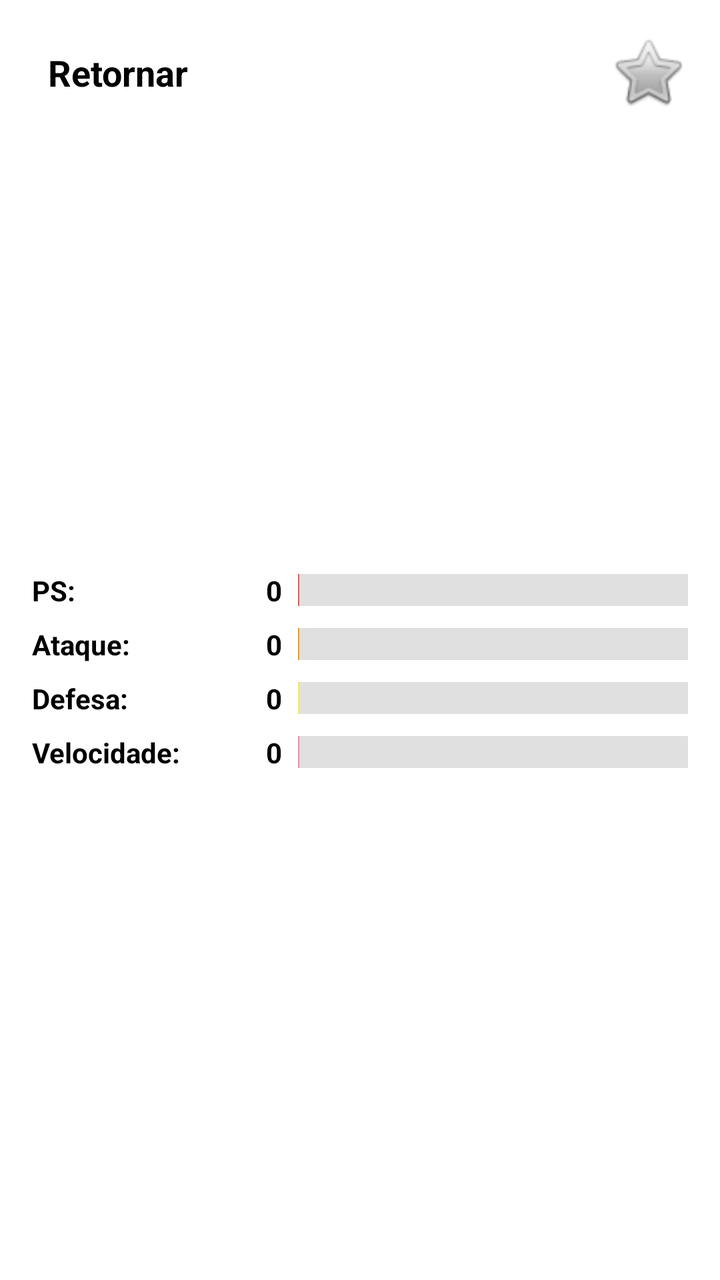
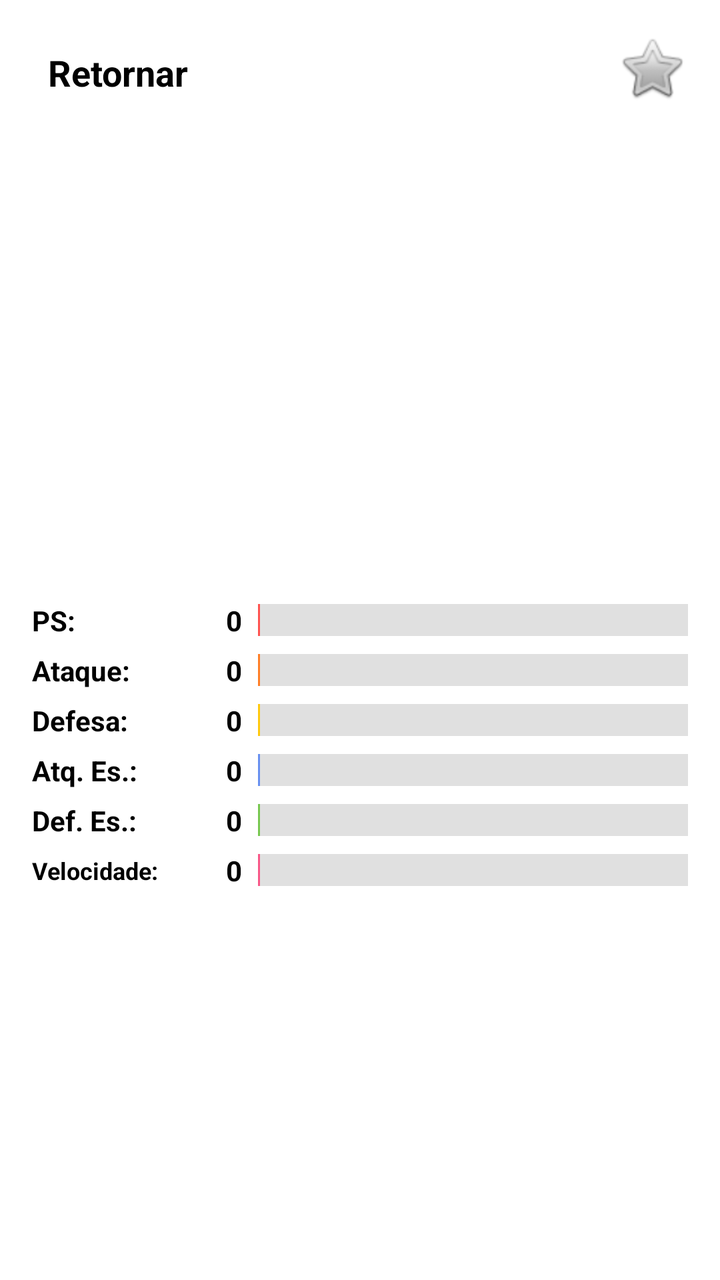

Two renders of the same Android screen: before a commit and after it. Below are the layout's source before the change and the commit's diff.
<!-- AndroidManifest.xml: application theme Theme.PokeGuide -->
<!-- res/layout/fragment_detail.xml -->
<?xml version="1.0" encoding="utf-8"?>
<androidx.constraintlayout.widget.ConstraintLayout
    xmlns:android="http://schemas.android.com/apk/res/android"
    xmlns:app="http://schemas.android.com/apk/res-auto"
    android:layout_width="match_parent"
    android:layout_height="match_parent"
    android:background="@color/white"
    android:padding="16dp">

    
    
    <TextView
        android:id="@+id/tvBack"
        android:layout_width="wrap_content"
        android:layout_height="wrap_content"
        android:text="@string/btn_retornar"
        android:textSize="18sp"
        android:textColor="@color/black"
        android:textStyle="bold"
        android:padding="8dp"
        android:clickable="true"
        android:focusable="true"
        app:layout_constraintStart_toStartOf="parent"
        app:layout_constraintTop_toTopOf="parent" />

    
    <ImageView
        android:id="@+id/ivFavorite"
        android:layout_width="40dp"
        android:layout_height="40dp"
        android:src="@android:drawable/btn_star_big_off"
        app:layout_constraintEnd_toEndOf="parent"
        app:layout_constraintTop_toTopOf="parent" />

    
    <ImageView
        android:id="@+id/ivPokemonDetail"
        android:layout_width="160dp"
        android:layout_height="160dp"
        android:layout_marginTop="16dp"
        app:layout_constraintEnd_toEndOf="parent"
        app:layout_constraintStart_toStartOf="parent"
        app:layout_constraintTop_toBottomOf="@+id/tvBack" />

    
    <TextView
        android:id="@+id/tvPokemonNameDetail"
        android:layout_width="wrap_content"
        android:layout_height="wrap_content"
        android:textSize="22sp"
        android:textStyle="bold"
        android:textColor="@color/black"
        app:layout_constraintEnd_toEndOf="parent"
        app:layout_constraintStart_toStartOf="parent"
        app:layout_constraintTop_toBottomOf="@+id/ivPokemonDetail" />

    
    <LinearLayout
        android:layout_width="0dp"
        android:layout_height="wrap_content"
        android:layout_marginTop="24dp"
        android:orientation="vertical"
        app:layout_constraintEnd_toEndOf="parent"
        app:layout_constraintStart_toStartOf="parent"
        app:layout_constraintTop_toBottomOf="@+id/tvPokemonNameDetail">

        
        <LinearLayout
            android:layout_width="match_parent"
            android:layout_height="wrap_content"
            android:orientation="horizontal"
            android:gravity="center_vertical"
            android:layout_marginBottom="8dp">

            <TextView
                android:layout_width="90dp"
                android:layout_height="wrap_content"
                android:text="@string/label_ps"
                android:textStyle="bold"
                android:textColor="@color/black"/>

            
            <TextView
                android:id="@+id/tvHpValue"
                android:layout_width="35dp"
                android:layout_height="wrap_content"
                android:text="0"
                android:textSize="14sp"
                android:textStyle="bold"
                android:textColor="@color/black"
                android:gravity="end"
                android:layout_marginEnd="8dp"/>

            
            <LinearLayout
                android:layout_width="0dp"
                android:layout_height="16dp"
                android:layout_weight="1"
                android:background="#E0E0E0"
                android:weightSum="200"
                android:orientation="horizontal">

                <View
                    android:id="@+id/viewHpBar"
                    android:layout_width="0dp"
                    android:layout_height="match_parent"
                    android:layout_weight="1"
                    android:background="@color/stat_ps"/>
            </LinearLayout>
        </LinearLayout>

        
        <LinearLayout
            android:layout_width="match_parent"
            android:layout_height="wrap_content"
            android:orientation="horizontal"
            android:gravity="center_vertical"
            android:layout_marginBottom="8dp">

            <TextView
                android:layout_width="90dp"
                android:layout_height="wrap_content"
                android:text="@string/label_ataque"
                android:textStyle="bold"
                android:textColor="@color/black"/>

            <TextView
                android:id="@+id/tvAttackValue"
                android:layout_width="35dp"
                android:layout_height="wrap_content"
                android:text="0"
                android:textSize="14sp"
                android:textStyle="bold"
                android:textColor="@color/black"
                android:gravity="end"
                android:layout_marginEnd="8dp"/>

            <LinearLayout
                android:layout_width="0dp"
                android:layout_height="16dp"
                android:layout_weight="1"
                android:background="#E0E0E0"
                android:weightSum="200"
                android:orientation="horizontal">

                <View
                    android:id="@+id/viewAttackBar"
                    android:layout_width="0dp"
                    android:layout_height="match_parent"
                    android:layout_weight="1"
                    android:background="@color/stat_ataque"/>
            </LinearLayout>
        </LinearLayout>

        
        <LinearLayout
            android:layout_width="match_parent"
            android:layout_height="wrap_content"
            android:orientation="horizontal"
            android:gravity="center_vertical"
            android:layout_marginBottom="8dp">

            <TextView
                android:layout_width="90dp"
                android:layout_height="wrap_content"
                android:text="@string/label_defesa"
                android:textStyle="bold"
                android:textColor="@color/black"/>

            <TextView
                android:id="@+id/tvDefenseValue"
                android:layout_width="35dp"
                android:layout_height="wrap_content"
                android:text="0"
                android:textSize="14sp"
                android:textStyle="bold"
                android:textColor="@color/black"
                android:gravity="end"
                android:layout_marginEnd="8dp"/>


            <LinearLayout
                android:layout_width="0dp"
                android:layout_height="16dp"
                android:layout_weight="1"
                android:background="#E0E0E0"
                android:weightSum="200"
                android:orientation="horizontal">

                <View
                    android:id="@+id/viewDefenseBar"
                    android:layout_width="0dp"
                    android:layout_height="match_parent"
                    android:layout_weight="1"
                    android:background="@color/stat_defesa"/>
            </LinearLayout>
        </LinearLayout>

        
        <LinearLayout
            android:layout_width="match_parent"
            android:layout_height="wrap_content"
            android:orientation="horizontal"
            android:gravity="center_vertical">

            <TextView
                android:layout_width="90dp"
                android:layout_height="wrap_content"
                android:text="@string/label_velocidade"
                android:textStyle="bold"
                android:textColor="@color/black"/>

            <TextView
                android:id="@+id/tvSpeedValue"
                android:layout_width="35dp"
                android:layout_height="wrap_content"
                android:text="0"
                android:textSize="14sp"
                android:textStyle="bold"
                android:textColor="@color/black"
                android:gravity="end"
                android:layout_marginEnd="8dp"/>

            <LinearLayout
                android:layout_width="0dp"
                android:layout_height="16dp"
                android:layout_weight="1"
                android:background="#E0E0E0"
                android:weightSum="200"
                android:orientation="horizontal">

                <View
                    android:id="@+id/viewSpeedBar"
                    android:layout_width="0dp"
                    android:layout_height="match_parent"
                    android:layout_weight="1"
                    android:background="@color/stat_velocidade"/>
            </LinearLayout>
        </LinearLayout>

    </LinearLayout>

</androidx.constraintlayout.widget.ConstraintLayout>
<!-- resources referenced by this layout -->
<resources>
  <color name="black">#FF000000</color>
  <color name="stat_ataque">#FF9800</color>
  <color name="stat_defesa">#FFEB3B</color>
  <color name="stat_ps">#FF5252</color>
  <color name="stat_velocidade">#FF80AB</color>
  <color name="white">#FFFFFFFF</color>
  <string name="btn_retornar">Retornar</string>
  <string name="label_ataque">Ataque:</string>
  <string name="label_defesa">Defesa:</string>
  <string name="label_ps">PS:</string>
  <string name="label_velocidade">Velocidade:</string>
  <style name="Theme.PokeGuide" parent="Base.Theme.PokeGuide" />
  <style name="Base.Theme.PokeGuide" parent="Theme.Material3.DayNight.NoActionBar">
          
          
      </style>
</resources>

<!-- the commit's change to res/layout/fragment_detail.xml (unified diff, before → after) -->
@@ -8,26 +8,22 @@
     android:padding="16dp">
 
     
-    
     <TextView
         android:id="@+id/tvBack"
         android:layout_width="wrap_content"
         android:layout_height="wrap_content"
-        android:text="@string/btn_retornar"
+        android:text="Retornar"
         android:textSize="18sp"
+        android:textStyle="bold"
         android:textColor="@color/black"
-        android:textStyle="bold"
         android:padding="8dp"
-        android:clickable="true"
-        android:focusable="true"
         app:layout_constraintStart_toStartOf="parent"
         app:layout_constraintTop_toTopOf="parent" />
 
-    
     <ImageView
         android:id="@+id/ivFavorite"
-        android:layout_width="40dp"
-        android:layout_height="40dp"
+        android:layout_width="36dp"
+        android:layout_height="36dp"
         android:src="@android:drawable/btn_star_big_off"
         app:layout_constraintEnd_toEndOf="parent"
         app:layout_constraintTop_toTopOf="parent" />
@@ -35,206 +31,96 @@
     
     <ImageView
         android:id="@+id/ivPokemonDetail"
-        android:layout_width="160dp"
-        android:layout_height="160dp"
-        android:layout_marginTop="16dp"
+        android:layout_width="180dp"
+        android:layout_height="180dp"
         app:layout_constraintEnd_toEndOf="parent"
         app:layout_constraintStart_toStartOf="parent"
         app:layout_constraintTop_toBottomOf="@+id/tvBack" />
 
     
+    <LinearLayout
+        android:id="@+id/containerTypes"
+        android:layout_width="wrap_content"
+        android:layout_height="wrap_content"
+        android:orientation="horizontal"
+        android:layout_marginTop="8dp"
+        app:layout_constraintEnd_toEndOf="parent"
+        app:layout_constraintStart_toStartOf="parent"
+        app:layout_constraintTop_toBottomOf="@+id/ivPokemonDetail" />
+
     <TextView
         android:id="@+id/tvPokemonNameDetail"
         android:layout_width="wrap_content"
         android:layout_height="wrap_content"
-        android:textSize="22sp"
+        android:textSize="24sp"
         android:textStyle="bold"
         android:textColor="@color/black"
+        android:layout_marginTop="8dp"
         app:layout_constraintEnd_toEndOf="parent"
         app:layout_constraintStart_toStartOf="parent"
-        app:layout_constraintTop_toBottomOf="@+id/ivPokemonDetail" />
+        app:layout_constraintTop_toBottomOf="@+id/containerTypes" />
 
     
     <LinearLayout
         android:layout_width="0dp"
         android:layout_height="wrap_content"
-        android:layout_marginTop="24dp"
+        android:layout_marginTop="16dp"
         android:orientation="vertical"
         app:layout_constraintEnd_toEndOf="parent"
         app:layout_constraintStart_toStartOf="parent"
         app:layout_constraintTop_toBottomOf="@+id/tvPokemonNameDetail">
 
         
-        <LinearLayout
-            android:layout_width="match_parent"
-            android:layout_height="wrap_content"
-            android:orientation="horizontal"
-            android:gravity="center_vertical"
-            android:layout_marginBottom="8dp">
-
-            <TextView
-                android:layout_width="90dp"
-                android:layout_height="wrap_content"
-                android:text="@string/label_ps"
-                android:textStyle="bold"
-                android:textColor="@color/black"/>
-
-            
-            <TextView
-                android:id="@+id/tvHpValue"
-                android:layout_width="35dp"
-                android:layout_height="wrap_content"
-                android:text="0"
-                android:textSize="14sp"
-                android:textStyle="bold"
-                android:textColor="@color/black"
-                android:gravity="end"
-                android:layout_marginEnd="8dp"/>
-
-            
-            <LinearLayout
-                android:layout_width="0dp"
-                android:layout_height="16dp"
-                android:layout_weight="1"
-                android:background="#E0E0E0"
-                android:weightSum="200"
-                android:orientation="horizontal">
-
-                <View
-                    android:id="@+id/viewHpBar"
-                    android:layout_width="0dp"
-                    android:layout_height="match_parent"
-                    android:layout_weight="1"
-                    android:background="@color/stat_ps"/>
+        <LinearLayout android:layout_width="match_parent" android:layout_height="wrap_content" android:orientation="horizontal" android:gravity="center_vertical" android:layout_marginBottom="6dp">
+            <TextView android:layout_width="70dp" android:layout_height="wrap_content" android:text="PS:" android:textStyle="bold" android:textColor="@color/black"/>
+            <TextView android:id="@+id/tvHpValue" android:layout_width="35dp" android:layout_height="wrap_content" android:text="0" android:textStyle="bold" android:textColor="@color/black" android:gravity="end" android:layout_marginEnd="8dp"/>
+            <LinearLayout android:layout_width="0dp" android:layout_height="16dp" android:layout_weight="1" android:background="#E0E0E0" android:weightSum="200" android:orientation="horizontal">
+                <View android:id="@+id/viewHpBar" android:layout_width="0dp" android:layout_height="match_parent" android:layout_weight="1" android:background="#FF5350"/>
             </LinearLayout>
         </LinearLayout>
 
         
-        <LinearLayout
-            android:layout_width="match_parent"
-            android:layout_height="wrap_content"
-            android:orientation="horizontal"
-            android:gravity="center_vertical"
-            android:layout_marginBottom="8dp">
-
-            <TextView
-                android:layout_width="90dp"
-                android:layout_height="wrap_content"
-                android:text="@string/label_ataque"
-                android:textStyle="bold"
-                android:textColor="@color/black"/>
-
-            <TextView
-                android:id="@+id/tvAttackValue"
-                android:layout_width="35dp"
-                android:layout_height="wrap_content"
-                android:text="0"
-                android:textSize="14sp"
-                android:textStyle="bold"
-                android:textColor="@color/black"
-                android:gravity="end"
-                android:layout_marginEnd="8dp"/>
-
-            <LinearLayout
-                android:layout_width="0dp"
-                android:layout_height="16dp"
-                android:layout_weight="1"
-                android:background="#E0E0E0"
-                android:weightSum="200"
-                android:orientation="horizontal">
-
-                <View
-                    android:id="@+id/viewAttackBar"
-                    android:layout_width="0dp"
-                    android:layout_height="match_parent"
-                    android:layout_weight="1"
-                    android:background="@color/stat_ataque"/>
+        <LinearLayout android:layout_width="match_parent" android:layout_height="wrap_content" android:orientation="horizontal" android:gravity="center_vertical" android:layout_marginBottom="6dp">
+            <TextView android:layout_width="70dp" android:layout_height="wrap_content" android:text="Ataque:" android:textStyle="bold" android:textColor="@color/black"/>
+            <TextView android:id="@+id/tvAttackValue" android:layout_width="35dp" android:layout_height="wrap_content" android:text="0" android:textStyle="bold" android:textColor="@color/black" android:gravity="end" android:layout_marginEnd="8dp"/>
+            <LinearLayout android:layout_width="0dp" android:layout_height="16dp" android:layout_weight="1" android:background="#E0E0E0" android:weightSum="200" android:orientation="horizontal">
+                <View android:id="@+id/viewAttackBar" android:layout_width="0dp" android:layout_height="match_parent" android:layout_weight="1" android:background="#FF7F27"/>
             </LinearLayout>
         </LinearLayout>
 
         
-        <LinearLayout
-            android:layout_width="match_parent"
-            android:layout_height="wrap_content"
-            android:orientation="horizontal"
-            android:gravity="center_vertical"
-            android:layout_marginBottom="8dp">
-
-            <TextView
-                android:layout_width="90dp"
-                android:layout_height="wrap_content"
-                android:text="@string/label_defesa"
-                android:textStyle="bold"
-                android:textColor="@color/black"/>
-
-            <TextView
-                android:id="@+id/tvDefenseValue"
-                android:layout_width="35dp"
-                android:layout_height="wrap_content"
-                android:text="0"
-                android:textSize="14sp"
-                android:textStyle="bold"
-                android:textColor="@color/black"
-                android:gravity="end"
-                android:layout_marginEnd="8dp"/>
-
-
-            <LinearLayout
-                android:layout_width="0dp"
-                android:layout_height="16dp"
-                android:layout_weight="1"
-                android:background="#E0E0E0"
-                android:weightSum="200"
-                android:orientation="horizontal">
-
-                <View
-                    android:id="@+id/viewDefenseBar"
-                    android:layout_width="0dp"
-                    android:layout_height="match_parent"
-                    android:layout_weight="1"
-                    android:background="@color/stat_defesa"/>
+        <LinearLayout android:layout_width="match_parent" android:layout_height="wrap_content" android:orientation="horizontal" android:gravity="center_vertical" android:layout_marginBottom="6dp">
+            <TextView android:layout_width="70dp" android:layout_height="wrap_content" android:text="Defesa:" android:textStyle="bold" android:textColor="@color/black"/>
+            <TextView android:id="@+id/tvDefenseValue" android:layout_width="35dp" android:layout_height="wrap_content" android:text="0" android:textStyle="bold" android:textColor="@color/black" android:gravity="end" android:layout_marginEnd="8dp"/>
+            <LinearLayout android:layout_width="0dp" android:layout_height="16dp" android:layout_weight="1" android:background="#E0E0E0" android:weightSum="200" android:orientation="horizontal">
+                <View android:id="@+id/viewDefenseBar" android:layout_width="0dp" android:layout_height="match_parent" android:layout_weight="1" android:background="#FFC90E"/>
             </LinearLayout>
         </LinearLayout>
 
         
-        <LinearLayout
-            android:layout_width="match_parent"
-            android:layout_height="wrap_content"
-            android:orientation="horizontal"
-            android:gravity="center_vertical">
+        <LinearLayout android:layout_width="match_parent" android:layout_height="wrap_content" android:orientation="horizontal" android:gravity="center_vertical" android:layout_marginBottom="6dp">
+            <TextView android:layout_width="70dp" android:layout_height="wrap_content" android:text="Atq. Es.:" android:textStyle="bold" android:textColor="@color/black"/>
+            <TextView android:id="@+id/tvSpAtkValue" android:layout_width="35dp" android:layout_height="wrap_content" android:text="0" android:textStyle="bold" android:textColor="@color/black" android:gravity="end" android:layout_marginEnd="8dp"/>
+            <LinearLayout android:layout_width="0dp" android:layout_height="16dp" android:layout_weight="1" android:background="#E0E0E0" android:weightSum="200" android:orientation="horizontal">
+                <View android:id="@+id/viewSpAtkBar" android:layout_width="0dp" android:layout_height="match_parent" android:layout_weight="1" android:background="#6890F0"/>
+            </LinearLayout>
+        </LinearLayout>
 
-            <TextView
-                android:layout_width="90dp"
-                android:layout_height="wrap_content"
-                android:text="@string/label_velocidade"
-                android:textStyle="bold"
-                android:textColor="@color/black"/>
+        
+        <LinearLayout android:layout_width="match_parent" android:layout_height="wrap_content" android:orientation="horizontal" android:gravity="center_vertical" android:layout_marginBottom="6dp">
+            <TextView android:layout_width="70dp" android:layout_height="wrap_content" android:text="Def. Es.:" android:textStyle="bold" android:textColor="@color/black"/>
+            <TextView android:id="@+id/tvSpDefValue" android:layout_width="35dp" android:layout_height="wrap_content" android:text="0" android:textStyle="bold" android:textColor="@color/black" android:gravity="end" android:layout_marginEnd="8dp"/>
+            <LinearLayout android:layout_width="0dp" android:layout_height="16dp" android:layout_weight="1" android:background="#E0E0E0" android:weightSum="200" android:orientation="horizontal">
+                <View android:id="@+id/viewSpDefBar" android:layout_width="0dp" android:layout_height="match_parent" android:layout_weight="1" android:background="#78C850"/>
+            </LinearLayout>
+        </LinearLayout>
 
-            <TextView
-                android:id="@+id/tvSpeedValue"
-                android:layout_width="35dp"
-                android:layout_height="wrap_content"
-                android:text="0"
-                android:textSize="14sp"
-                android:textStyle="bold"
-                android:textColor="@color/black"
-                android:gravity="end"
-                android:layout_marginEnd="8dp"/>
-
-            <LinearLayout
-                android:layout_width="0dp"
-                android:layout_height="16dp"
-                android:layout_weight="1"
-                android:background="#E0E0E0"
-                android:weightSum="200"
-                android:orientation="horizontal">
-
-                <View
-                    android:id="@+id/viewSpeedBar"
-                    android:layout_width="0dp"
-                    android:layout_height="match_parent"
-                    android:layout_weight="1"
-                    android:background="@color/stat_velocidade"/>
+        
+        <LinearLayout android:layout_width="match_parent" android:layout_height="wrap_content" android:orientation="horizontal" android:gravity="center_vertical">
+            <TextView android:layout_width="70dp" android:layout_height="wrap_content" android:text="Velocidade:" android:textSize="12sp" android:textStyle="bold" android:textColor="@color/black"/>
+            <TextView android:id="@+id/tvSpeedValue" android:layout_width="35dp" android:layout_height="wrap_content" android:text="0" android:textStyle="bold" android:textColor="@color/black" android:gravity="end" android:layout_marginEnd="8dp"/>
+            <LinearLayout android:layout_width="0dp" android:layout_height="16dp" android:layout_weight="1" android:background="#E0E0E0" android:weightSum="200" android:orientation="horizontal">
+                <View android:id="@+id/viewSpeedBar" android:layout_width="0dp" android:layout_height="match_parent" android:layout_weight="1" android:background="#F85888"/>
             </LinearLayout>
         </LinearLayout>
 
<!-- resource entries referenced after the edit -->
@@ -1,16 +1,7 @@
 <!-- resources referenced by this layout -->
 <resources>
   <color name="black">#FF000000</color>
-  <color name="stat_ataque">#FF9800</color>
-  <color name="stat_defesa">#FFEB3B</color>
-  <color name="stat_ps">#FF5252</color>
-  <color name="stat_velocidade">#FF80AB</color>
   <color name="white">#FFFFFFFF</color>
-  <string name="btn_retornar">Retornar</string>
-  <string name="label_ataque">Ataque:</string>
-  <string name="label_defesa">Defesa:</string>
-  <string name="label_ps">PS:</string>
-  <string name="label_velocidade">Velocidade:</string>
   <style name="Theme.PokeGuide" parent="Base.Theme.PokeGuide" />
   <style name="Base.Theme.PokeGuide" parent="Theme.Material3.DayNight.NoActionBar">
           
